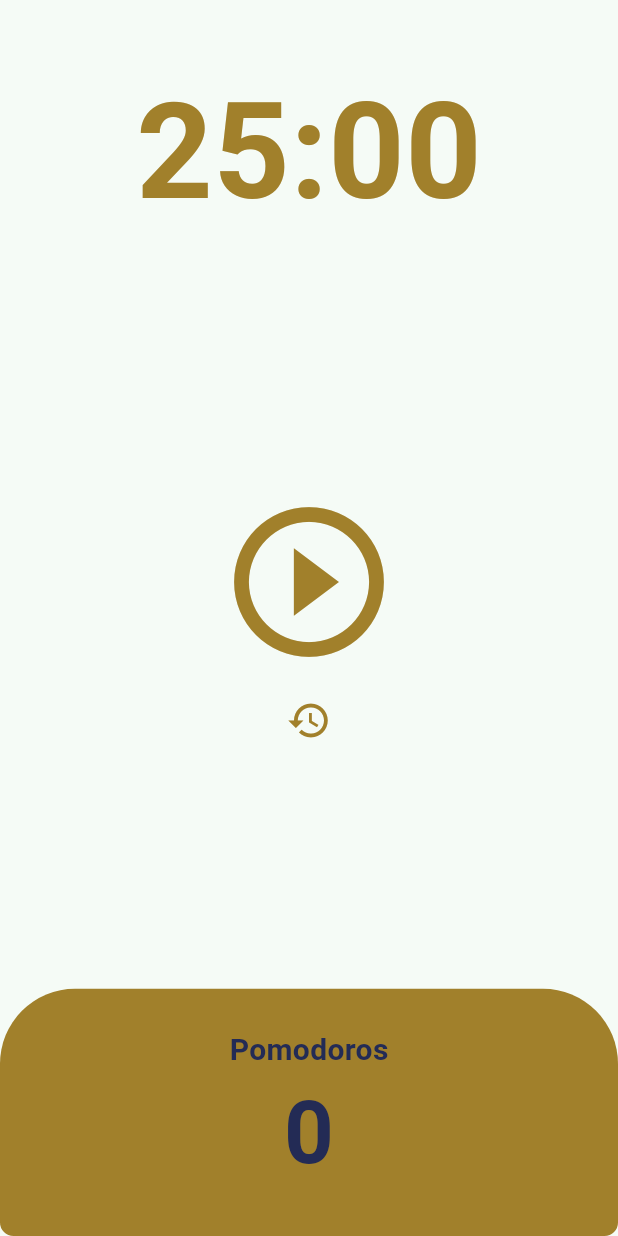
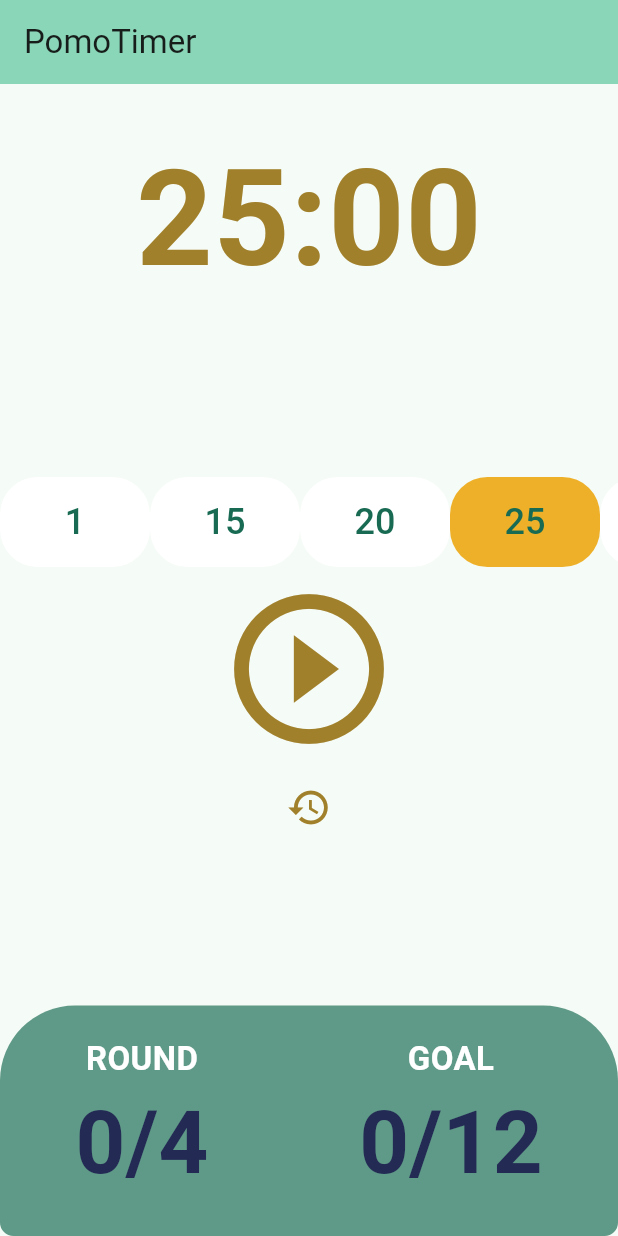
Before and after one commit to humble92/pomodoro, a Flutter app: the screen it shows after launch, on a phone screen of 412 x 824 dp. Run offline on Flutter 3.47's test engine with Material 3 defaults, Android fonts, the phone set to English and light mode, and no system bars.

Commit message:
ADD: round & goal

```diff
--- a/lib/screens/home_screen.dart
+++ b/lib/screens/home_screen.dart
@@ -10,18 +10,36 @@ class HomeScreen extends StatefulWidget {
 }
 
 class _HomeScreenState extends State<HomeScreen> {
-  static const twentyFiveMinutes = 1500;
-  int totalSeconds = twentyFiveMinutes;
+  static const sixtySeconds = 60;
+  final String title = "PomoTimer";
+  final int roundUnits = 4;
+
+  int _minutesDefined = 25;
+  int totalSeconds = 0;
+  int totalPomodoros = 0;
+  int subPomodoros = 0;
+
   bool isRunning = false;
-  int totalPomodoros = 0;
+  bool isEnable = true;
   late Timer timer;
+
+  @override
+  void initState() {
+    totalSeconds = _minutesDefined * sixtySeconds;
+    super.initState();
+  }
 
   void onTick(Timer timer) {
     if (totalSeconds == 0) {
       setState(() {
+        subPomodoros++;
+        if (subPomodoros == roundUnits) {
           totalPomodoros = totalPomodoros + 1;
+          subPomodoros = 0;
+          _reEnable();
+        }
         isRunning = false;
-        totalSeconds = twentyFiveMinutes;
+        totalSeconds = _minutesDefined * sixtySeconds;
       });
       timer.cancel();
     } else {
@@ -32,6 +50,8 @@ class _HomeScreenState extends State<HomeScreen> {
   }
 
   void onStartPressed() {
+    if (!isEnable) return;
+
     timer = Timer.periodic(
       const Duration(seconds: 1),
       onTick,
@@ -50,7 +70,7 @@ class _HomeScreenState extends State<HomeScreen> {
 
   void onResetPressed() {
     setState(() {
-      totalSeconds = twentyFiveMinutes;
+      totalSeconds = _minutesDefined * sixtySeconds;
     });
   }
 
@@ -63,6 +83,15 @@ class _HomeScreenState extends State<HomeScreen> {
   Widget build(BuildContext context) {
     return Scaffold(
       backgroundColor: Theme.of(context).colorScheme.background,
+      appBar: AppBar(
+        // TRY THIS: Try changing the color here to a specific color (to
+        // Colors.amber, perhaps?) and trigger a hot reload to see the AppBar
+        // change color while the other colors stay the same.
+        backgroundColor: Theme.of(context).colorScheme.inversePrimary,
+        // Here we take the value from the MyHomePage object that was created by
+        // the App.build method, and use it to set our appbar title.
+        title: Text(title),
+      ),
       body: Column(
         children: [
           Flexible(
@@ -84,14 +113,29 @@ class _HomeScreenState extends State<HomeScreen> {
             child: Column(
               mainAxisAlignment: MainAxisAlignment.center,
               children: [
-                IconButton(
+                SingleChildScrollView(
+                  scrollDirection: Axis.horizontal,
+                  child: Row(
+                    mainAxisAlignment: MainAxisAlignment.center,
+                    children: [
+                      _buildCountdownSquare(1),
+                      for (int i = 15; i <= 35; i += 5)
+                        _buildCountdownSquare(i),
+                    ],
+                  ),
+                ),
+                isEnable
+                    ? IconButton(
                         iconSize: 120,
                         color: Theme.of(context).cardColor,
                         onPressed: isRunning ? onPausePressed : onStartPressed,
                         icon: Icon(isRunning
                             ? Icons.pause_circle_outline
                             : Icons.play_circle_outline),
-                ),
+                      )
+                    : IconButton(
+                        onPressed: () {},
+                        icon: const Icon(Icons.play_arrow_outlined)),
                 IconButton(
                   iconSize: 30,
                   color: Theme.of(context).cardColor,
@@ -108,7 +152,7 @@ class _HomeScreenState extends State<HomeScreen> {
                 Expanded(
                   child: Container(
                     decoration: BoxDecoration(
-                      color: Theme.of(context).cardColor,
+                      color: Theme.of(context).primaryColor.withOpacity(0.68),
                       borderRadius: const BorderRadius.only(
                         topLeft: Radius.circular(50),
                         topRight: Radius.circular(50),
@@ -116,27 +160,57 @@ class _HomeScreenState extends State<HomeScreen> {
                         bottomRight: Radius.circular(9),
                       ),
                     ),
-                    child: Column(
+                    child: Row(
+                      mainAxisAlignment: MainAxisAlignment.spaceAround,
+                      children: [
+                        Column(
                           mainAxisAlignment: MainAxisAlignment.center,
                           children: [
-                        Text(
-                          'Pomodoros',
+                            const Text(
+                              'ROUND',
                               style: TextStyle(
-                            fontSize: 20,
+                                fontSize: 22,
                                 fontWeight: FontWeight.w600,
-                            color:
-                                Theme.of(context).textTheme.displayLarge!.color,
+                                color: Colors.white,
                               ),
                             ),
                             Text(
-                          '$totalPomodoros',
+                              '$subPomodoros/$roundUnits',
                               style: TextStyle(
                                 fontSize: 58,
                                 fontWeight: FontWeight.w600,
-                            color:
-                                Theme.of(context).textTheme.displayLarge!.color,
+                                color: Theme.of(context)
+                                    .textTheme
+                                    .displayLarge!
+                                    .color,
                               ),
                             ),
+                          ],
+                        ),
+                        Column(
+                          mainAxisAlignment: MainAxisAlignment.center,
+                          children: [
+                            const Text(
+                              'GOAL',
+                              style: TextStyle(
+                                fontSize: 22,
+                                fontWeight: FontWeight.w600,
+                                color: Colors.white,
+                              ),
+                            ),
+                            Text(
+                              '$totalPomodoros/12',
+                              style: TextStyle(
+                                fontSize: 58,
+                                fontWeight: FontWeight.w600,
+                                color: Theme.of(context)
+                                    .textTheme
+                                    .displayLarge!
+                                    .color,
+                              ),
+                            ),
+                          ],
+                        )
                       ],
                     ),
                   ),
@@ -148,4 +222,46 @@ class _HomeScreenState extends State<HomeScreen> {
       ),
     );
   }
+
+  Widget _buildCountdownSquare(int number) {
+    return Container(
+      width: 100,
+      height: 60,
+      decoration: BoxDecoration(
+        color: number == _minutesDefined
+            ? const Color.fromARGB(255, 238, 176, 41)
+            : Colors.white,
+        borderRadius: BorderRadius.circular(25),
+      ),
+      child: Center(
+        child: TextButton(
+          onPressed: () {
+            setState(() {
+              _minutesDefined = number;
+              totalSeconds = _minutesDefined * sixtySeconds;
+            });
+          },
+          child: Text(
+            number.toString(),
+            style: const TextStyle(fontSize: 24),
+          ),
+        ),
+      ),
+    );
   }
+
+  void _reEnable() {
+    isEnable = false;
+    Timer.periodic(const Duration(seconds: 1 * sixtySeconds), (timer) {
+      setState(() {
+        _minutesDefined--;
+      });
+
+      if (_minutesDefined <= 0) {
+        timer.cancel();
+        isEnable = true;
+        setState(() {});
+      }
+    });
+  }
+}
```
Also changed, not shown: 1 other file. Lines whose indentation alone changed are shown as unchanged.
